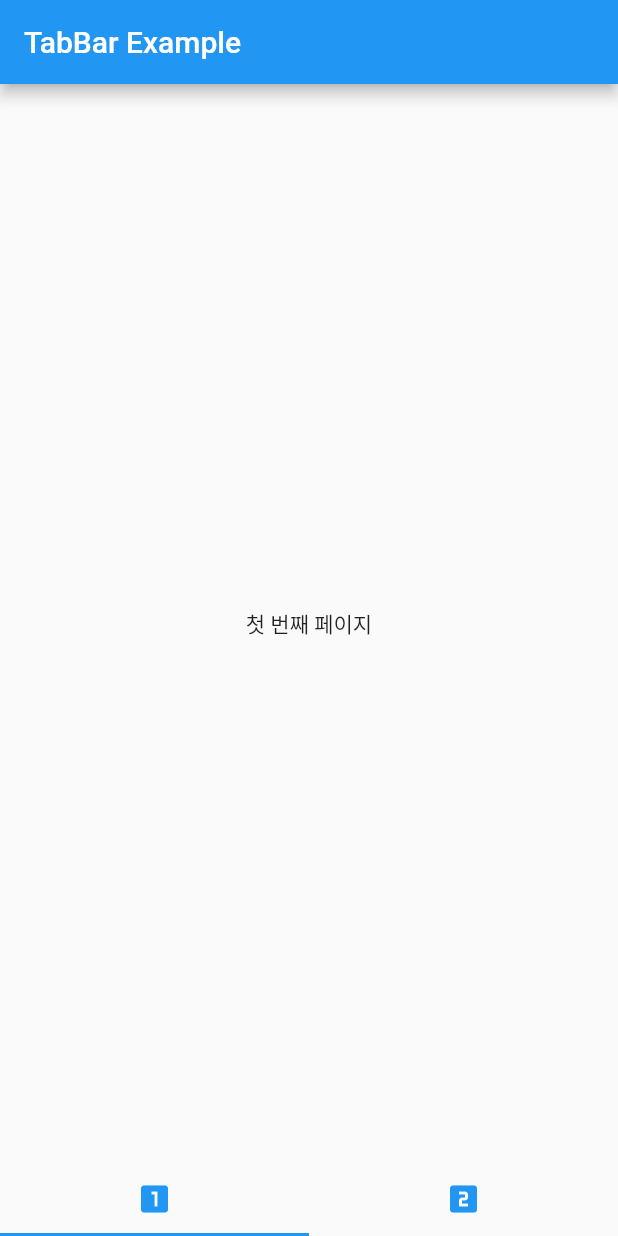
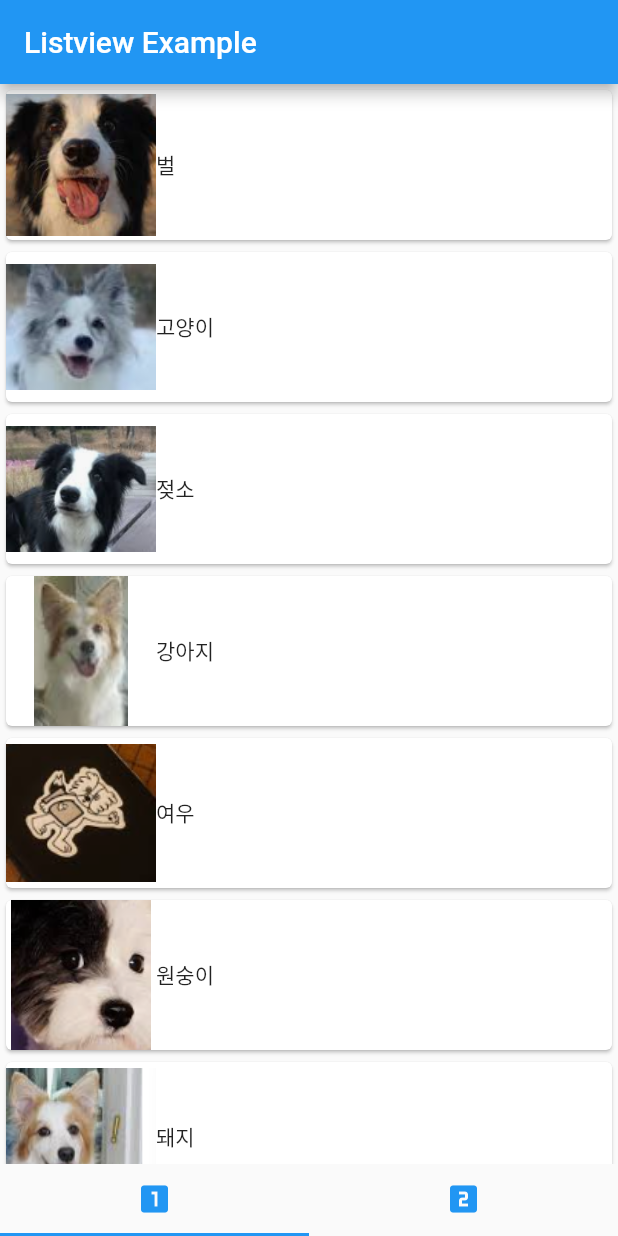
Before and after one commit to Lee-Min-Jung/flutter-study, a Flutter app: the screen it shows after launch, on a phone screen of 412 x 824 dp. Run offline on Flutter 3.47's test engine with Material 2 defaults, Android fonts, the phone set to English and light mode, and no system bars.

Commit message:
리스트뷰

```diff
--- /dev/null
+++ b/lib/animalItem.dart
@@ -0,0 +1,14 @@
+import 'package:flutter/material.dart';
+
+class Animal {
+  String imagePath;
+  String animalName;
+  String kind;
+  bool flyExist = false;
+
+  Animal( //클래스의 생성자 함수
+  {required this.animalName, //required붙은 건 꼭 전달해야 하는 것들
+  required this.kind,
+  required this.imagePath,
+  this.flyExist=false});
+}
--- a/lib/main.dart
+++ b/lib/main.dart
@@ -1,6 +1,7 @@
 import 'package:flutter/material.dart';
 import 'sub/firstPage.dart';
 import 'sub/secondPage.dart';
+import './animalItem.dart';
 void main() {
   runApp(const MyApp());
 }
@@ -36,17 +37,19 @@ class MyHomePage extends StatefulWidget {
 class _MyHomePageState extends State<MyHomePage> with SingleTickerProviderStateMixin{ //singleTickerProviderStateMixin을 추가로 상속하여 탭을 눌렀을 때
                                                           // _MyHomePageState 클래스에서 애니메이션 동작을 처리할 수 있게 한다
 
+  List<Animal> animalList = [];
+
   @override
   Widget build(BuildContext context) {
     return Scaffold(
-      appBar: AppBar(
-        title: Text('TabBar Example'),
+      appBar: AppBar( //맨 위에 나오는 bar 부분
+        title: Text('Listview Example'),
       ),
-      body: TabBarView(
-        children: <Widget>[FirstApp(), SecondApp()],
+      body: TabBarView( //가운데 화면. 근데 내비게이션 탭에 따라 달라져야 해서 나오게 할 화면의 class를 등록해 놓는다
+        children: <Widget>[FirstApp(list: animalList), SecondApp(list: animalList)],
         controller: controller,
       ),
-      bottomNavigationBar: TabBar(tabs: <Tab>[
+      bottomNavigationBar: TabBar(tabs: <Tab>[ //맨 아래에 나오는 내비게이션 탭 부분
         Tab(icon: Icon(Icons.looks_one, color: Colors.blue),),
         Tab(icon: Icon(Icons.looks_two, color: Colors.blue),)
       ], controller: controller)
@@ -63,9 +66,27 @@ class _MyHomePageState extends State<MyHomePage> with SingleTickerProviderStateM
 
 
   @override
-  void initState() {
+  void initState() { //위젯 생성할 때 한 번만 호출, 여기서 리스트에 어떤 내용 삽입하는 경우 많다
     super.initState();
     controller = TabController(length:2, vsync: this); //vsync에는 탭이 이동했을 때 호출되는 콜백 함수를 어디서 처리할지 지정함
+
+    //리스트에 add 해주기
+    animalList.add(Animal(animalName: "벌", kind: "곤충",
+      imagePath: "repo/images/bee.png"));
+    animalList.add(Animal(animalName: "고양이", kind: "포유류",
+        imagePath: "repo/images/cat.png"));
+    animalList.add(Animal(animalName: "젖소", kind: "포유류",
+        imagePath: "repo/images/cow.png"));
+    animalList.add(Animal(animalName: "강아지", kind: "포유류",
+        imagePath: "repo/images/dog.png"));
+    animalList.add(Animal(animalName: "여우", kind: "포유류",
+        imagePath: "repo/images/fox.png"));
+    animalList.add(Animal(animalName: "원숭이", kind: "포유류",
+        imagePath: "repo/images/monkey.png"));
+    animalList.add(Animal(animalName: "돼지", kind: "포유류",
+        imagePath: "repo/images/pig.png"));
+    animalList.add(Animal(animalName: "늑대", kind: "포유류",
+        imagePath: "repo/images/wolf.png"));
   }
 
   void _incrementCounter() {
--- a/lib/sub/firstPage.dart
+++ b/lib/sub/firstPage.dart
@@ -1,12 +1,35 @@
 import 'package:flutter/material.dart';
+import '../animalItem.dart'; //animal 클래스 사용을 위한 import
 
 class FirstApp extends StatelessWidget {
+  final List<Animal> list;
+  FirstApp({Key? key, required this.list}) : super(key: key);
+
   @override
   Widget build(BuildContext context) {
     return Scaffold(
       body: Container(
         child: Center(
-          child: Text('첫 번째 페이지'),
+          child: ListView.builder(itemBuilder: (context, position) { //ListView.builder는 리스트뷰를 만들게 해주는 위젯의 한 종류
+                                                                    //itembuilder는 buildContext와 int를 반환한다
+                                                                  //buildContext는 위젯 트리에서 위젯의 위치를 알려주며, int는 아이템의 순번 의미
+                                                                    //context는 위젯의 위치, position은 순번 의미
+            return Card ( //리스트 뷰에 있는 각 항목을 card 위젯을 사용해서 만들 것, for문 처럼 list에 있는 거 다 만들어준다.
+              child: Row(
+                children: <Widget>[
+                  Image.asset(
+                    list[position].imagePath,
+                    height:100,
+                    width:100,
+                    fit: BoxFit.contain,
+                  ),
+                  Text(list[position].animalName)
+                ],
+              )
+
+            );
+          },
+          itemCount: list.length)//아이템 개수만큼만 스크롤 할 수 있게 제한
         )
       )
     );
--- a/lib/sub/secondPage.dart
+++ b/lib/sub/secondPage.dart
@@ -1,6 +1,10 @@
 import 'package:flutter/material.dart';
+import '../animalItem.dart'; //animal 클래스 사용을 위한 import
 
 class SecondApp extends StatelessWidget {
+  final List<Animal> list;
+  SecondApp({Key? key, required this.list}) : super(key: key);
+
   @override
   Widget build(BuildContext context) {
     return Scaffold(
```
Also changed, not shown: pubspec.yaml (+9 -1 lines), image/dog.PNG (deleted), repo/images/bee.png (added), repo/images/cat.png (added), repo/images/cow.png (added), repo/images/dog.png (added), repo/images/fox.png (added), repo/images/monkey.png (added), repo/images/pig.png (added), repo/images/wolf.png (added).
